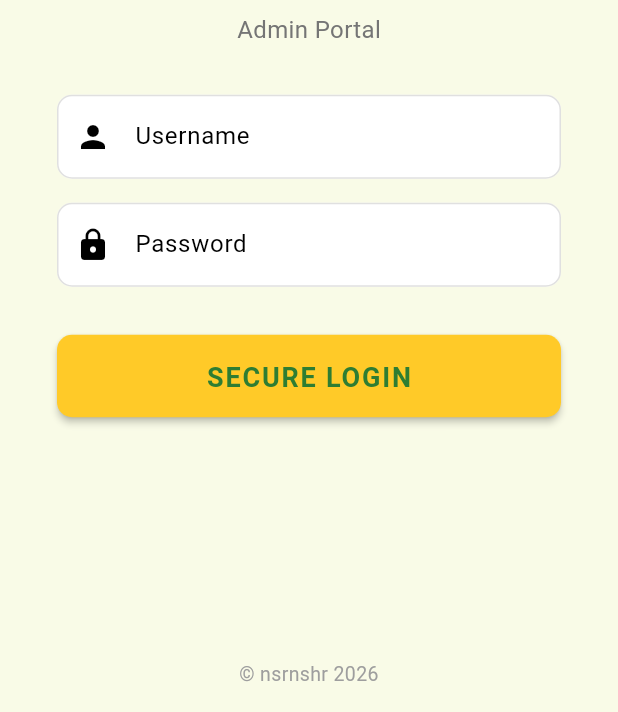
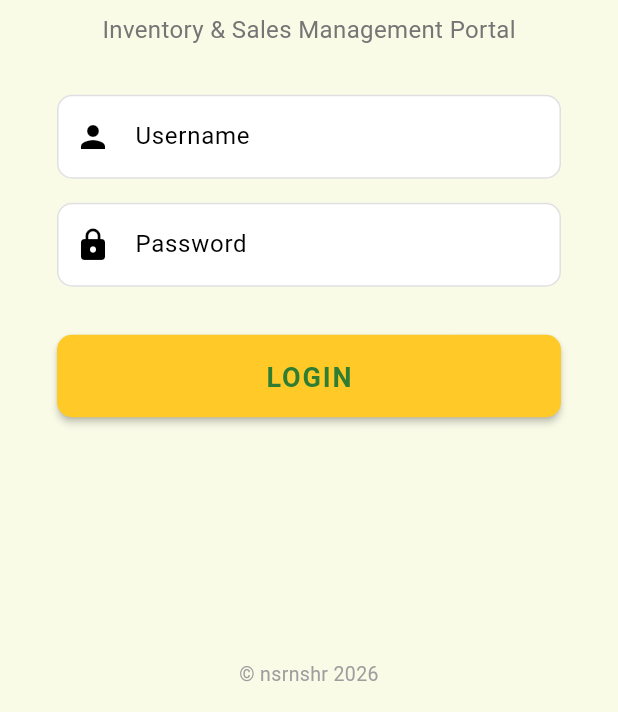
Before and after one commit to nassss20/nangka, a Flutter app: the screen it shows after launch, on a phone screen of 412 x 824 dp, the part 524-1236 px from its top. Run offline on Flutter 3.47's test engine with Material 3 defaults, Android fonts, the phone set to English and light mode, and no system bars; our stand-ins replace pdf, printing.

Commit message:
Update Design

```diff
--- a/lib/main.dart
+++ b/lib/main.dart
@@ -166,7 +166,7 @@ class _LoginPageState extends State<LoginPage> {
                 const SizedBox(height: 32),
                 const Text('Nangka System', style: TextStyle(fontSize: 28, fontWeight: FontWeight.w800, color: Color(0xFF2E7D32))),
                 const SizedBox(height: 8),
-                Text('Admin Portal', style: TextStyle(fontSize: 16, color: Colors.grey[600])),
+                Text('Inventory & Sales Management Portal', style: TextStyle(fontSize: 16, color: Colors.grey[600])),
                 const SizedBox(height: 32),
                 TextField(controller: _usernameController, decoration: const InputDecoration(labelText: 'Username', prefixIcon: Icon(Icons.person))),
                 const SizedBox(height: 16),
@@ -181,7 +181,7 @@ class _LoginPageState extends State<LoginPage> {
                       backgroundColor: const Color(0xFFFFCA28), // Yellow Button
                       foregroundColor: const Color(0xFF2E7D32), // Green Text
                     ),
-                    child: const Text('SECURE LOGIN', style: TextStyle(fontSize: 18, fontWeight: FontWeight.bold, letterSpacing: 1.2))
+                    child: const Text('LOGIN', style: TextStyle(fontSize: 18, fontWeight: FontWeight.bold, letterSpacing: 1.2))
                   )
                 ),
               ],
```
Also changed, not shown: 3 other files.
